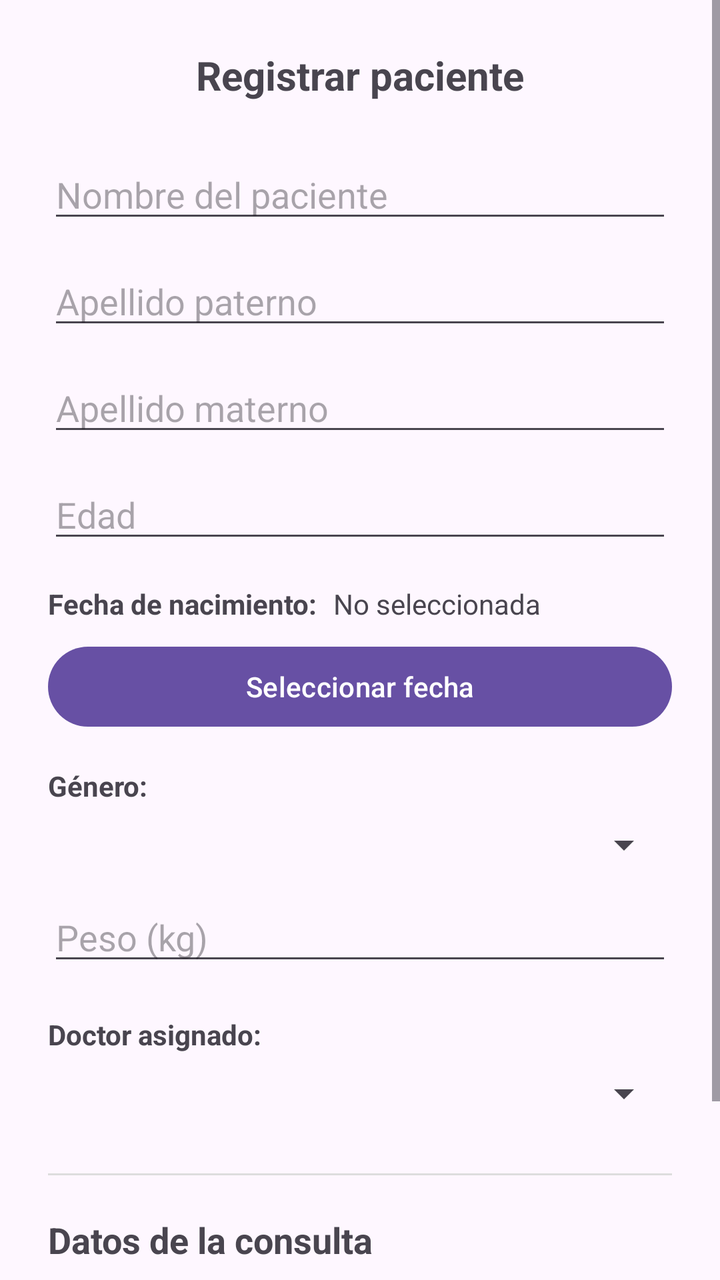
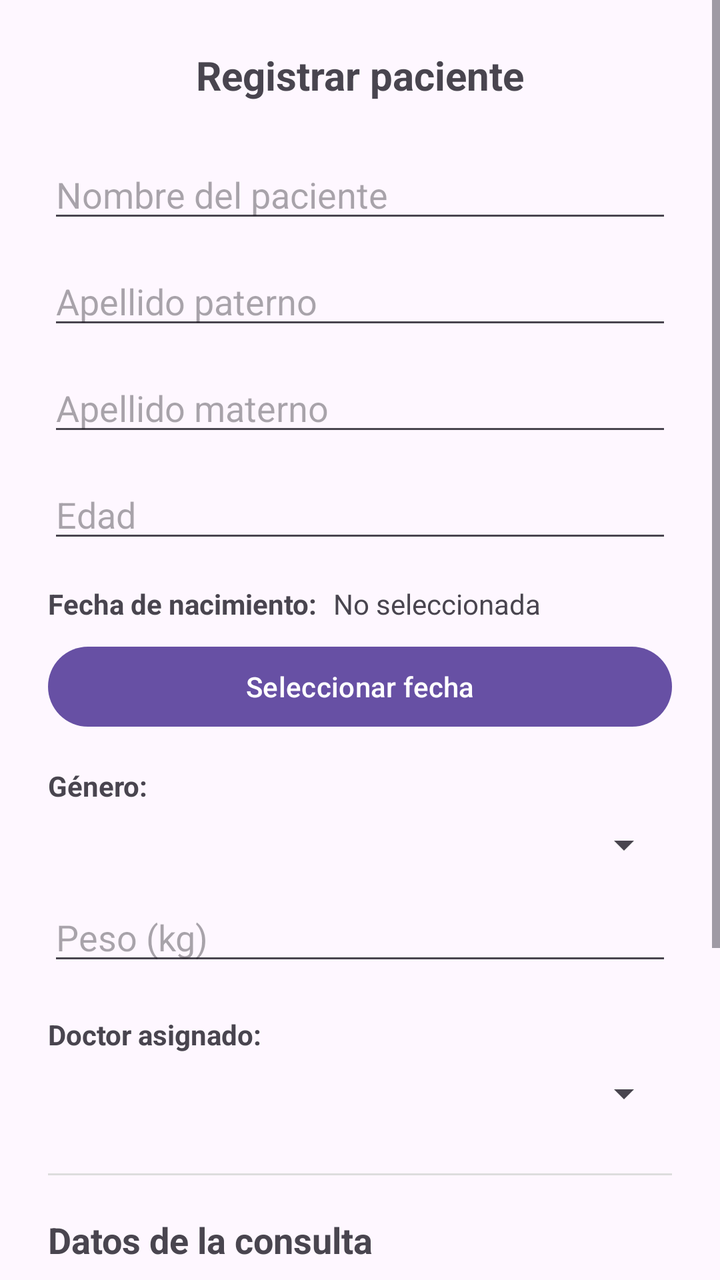

Compare the two renders of this Android layout. The source of the first and the diff that turns it into the second are given below.
<!-- AndroidManifest.xml: application theme Theme.ProyectoTheProyect -->
<!-- res/layout/activity_guardar_paciente.xml -->
<?xml version="1.0" encoding="utf-8"?>
<ScrollView
    xmlns:android="http://schemas.android.com/apk/res/android"
    xmlns:app="http://schemas.android.com/apk/res-auto"
    xmlns:tools="http://schemas.android.com/tools"
    android:id="@+id/main"
    android:layout_width="match_parent"
    android:layout_height="match_parent"
    android:fillViewport="true">

    <androidx.constraintlayout.widget.ConstraintLayout
        android:layout_width="match_parent"
        android:layout_height="wrap_content"
        android:padding="24dp"
        tools:context=".GuardarPacienteActivity">

        <TextView
            android:id="@+id/tvTituloPaciente"
            android:layout_width="wrap_content"
            android:layout_height="wrap_content"
            android:text="Registrar paciente"
            android:textSize="20sp"
            android:textStyle="bold"
            app:layout_constraintTop_toTopOf="parent"
            app:layout_constraintStart_toStartOf="parent"
            app:layout_constraintEnd_toEndOf="parent" />

        <EditText
            android:id="@+id/etNombrePaciente"
            android:layout_width="0dp"
            android:layout_height="wrap_content"
            android:hint="Nombre del paciente"
            android:inputType="textPersonName"
            app:layout_constraintTop_toBottomOf="@id/tvTituloPaciente"
            app:layout_constraintStart_toStartOf="parent"
            app:layout_constraintEnd_toEndOf="parent"
            android:layout_marginTop="24dp" />

        <EditText
            android:id="@+id/etApellidoPaterno"
            android:layout_width="0dp"
            android:layout_height="wrap_content"
            android:hint="Apellido paterno"
            android:inputType="textPersonName"
            app:layout_constraintTop_toBottomOf="@id/etNombrePaciente"
            app:layout_constraintStart_toStartOf="parent"
            app:layout_constraintEnd_toEndOf="parent"
            android:layout_marginTop="12dp" />

        
        <EditText
            android:id="@+id/etApellidoMaterno"
            android:layout_width="0dp"
            android:layout_height="wrap_content"
            android:hint="Apellido materno"
            android:inputType="textPersonName"
            app:layout_constraintTop_toBottomOf="@id/etApellidoPaterno"
            app:layout_constraintStart_toStartOf="parent"
            app:layout_constraintEnd_toEndOf="parent"
            android:layout_marginTop="12dp" />

        <EditText
            android:id="@+id/etEdadPaciente"
            android:layout_width="0dp"
            android:layout_height="wrap_content"
            android:hint="Edad"
            android:inputType="number"
            app:layout_constraintTop_toBottomOf="@id/etApellidoMaterno"
            app:layout_constraintStart_toStartOf="parent"
            app:layout_constraintEnd_toEndOf="parent"
            android:layout_marginTop="12dp" />

        
        <TextView
            android:id="@+id/lblFechaNacimiento"
            android:layout_width="wrap_content"
            android:layout_height="wrap_content"
            android:text="Fecha de nacimiento:"
            android:textStyle="bold"
            app:layout_constraintTop_toBottomOf="@id/etEdadPaciente"
            app:layout_constraintStart_toStartOf="parent"
            android:layout_marginTop="16dp" />

        <TextView
            android:id="@+id/tvFechaNacimiento"
            android:layout_width="0dp"
            android:layout_height="wrap_content"
            android:text="No seleccionada"
            app:layout_constraintTop_toTopOf="@id/lblFechaNacimiento"
            app:layout_constraintStart_toEndOf="@id/lblFechaNacimiento"
            app:layout_constraintEnd_toEndOf="parent"
            android:layout_marginStart="8dp" />

        <Button
            android:id="@+id/btnSeleccionarFechaNacimiento"
            android:layout_width="0dp"
            android:layout_height="wrap_content"
            android:text="Seleccionar fecha"
            app:layout_constraintTop_toBottomOf="@id/lblFechaNacimiento"
            app:layout_constraintStart_toStartOf="parent"
            app:layout_constraintEnd_toEndOf="parent"
            android:layout_marginTop="8dp" />

        
        <TextView
            android:id="@+id/lblGenero"
            android:layout_width="wrap_content"
            android:layout_height="wrap_content"
            android:text="Género:"
            android:textStyle="bold"
            app:layout_constraintTop_toBottomOf="@id/btnSeleccionarFechaNacimiento"
            app:layout_constraintStart_toStartOf="parent"
            android:layout_marginTop="16dp" />

        <Spinner
            android:id="@+id/spinnerGenero"
            android:layout_width="0dp"
            android:layout_height="wrap_content"
            app:layout_constraintTop_toBottomOf="@id/lblGenero"
            app:layout_constraintStart_toStartOf="parent"
            app:layout_constraintEnd_toEndOf="parent"
            android:layout_marginTop="8dp" />

        
        <EditText
            android:id="@+id/etPeso"
            android:layout_width="0dp"
            android:layout_height="wrap_content"
            android:hint="Peso (kg)"
            android:inputType="numberDecimal"
            app:layout_constraintTop_toBottomOf="@id/spinnerGenero"
            app:layout_constraintStart_toStartOf="parent"
            app:layout_constraintEnd_toEndOf="parent"
            android:layout_marginTop="12dp" />

        <TextView
            android:id="@+id/lblDoctor"
            android:layout_width="wrap_content"
            android:layout_height="wrap_content"
            android:text="Doctor asignado:"
            android:textStyle="bold"
            app:layout_constraintTop_toBottomOf="@id/etPeso"
            app:layout_constraintStart_toStartOf="parent"
            android:layout_marginTop="20dp" />

        <Spinner
            android:id="@+id/spinnerDoctor"
            android:layout_width="0dp"
            android:layout_height="wrap_content"
            app:layout_constraintTop_toBottomOf="@id/lblDoctor"
            app:layout_constraintStart_toStartOf="parent"
            app:layout_constraintEnd_toEndOf="parent"
            android:layout_marginTop="8dp" />

        <View
            android:id="@+id/divider1"
            android:layout_width="0dp"
            android:layout_height="1dp"
            android:background="#DDDDDD"
            app:layout_constraintTop_toBottomOf="@id/spinnerDoctor"
            app:layout_constraintStart_toStartOf="parent"
            app:layout_constraintEnd_toEndOf="parent"
            android:layout_marginTop="28dp" />

        <TextView
            android:id="@+id/tvTituloConsulta"
            android:layout_width="wrap_content"
            android:layout_height="wrap_content"
            android:text="Datos de la consulta"
            android:textSize="18sp"
            android:textStyle="bold"
            app:layout_constraintTop_toBottomOf="@id/divider1"
            app:layout_constraintStart_toStartOf="parent"
            android:layout_marginTop="20dp" />

        <FrameLayout
            android:id="@+id/frameConsulta"
            android:layout_width="0dp"
            android:layout_height="wrap_content"
            app:layout_constraintTop_toBottomOf="@id/tvTituloConsulta"
            app:layout_constraintStart_toStartOf="parent"
            app:layout_constraintEnd_toEndOf="parent"
            android:layout_marginTop="12dp" />

        <Button
            android:id="@+id/btnGuardarPaciente"
            android:layout_width="0dp"
            android:layout_height="wrap_content"
            android:text="Guardar paciente y consulta"
            app:layout_constraintTop_toBottomOf="@id/frameConsulta"
            app:layout_constraintStart_toStartOf="parent"
            app:layout_constraintEnd_toEndOf="parent"
            android:layout_marginTop="28dp"
            android:layout_marginBottom="24dp" />

    </androidx.constraintlayout.widget.ConstraintLayout>
</ScrollView>
<!-- resources referenced by this layout -->
<resources>
  <style name="Theme.ProyectoTheProyect" parent="Base.Theme.ProyectoTheProyect" />
  <style name="Base.Theme.ProyectoTheProyect" parent="Theme.Material3.DayNight.NoActionBar">
          
          
      </style>
</resources>

<!-- the commit's change to res/layout/activity_guardar_paciente.xml (unified diff, before → after) -->
@@ -190,7 +190,27 @@
             app:layout_constraintTop_toBottomOf="@id/frameConsulta"
             app:layout_constraintStart_toStartOf="parent"
             app:layout_constraintEnd_toEndOf="parent"
-            android:layout_marginTop="28dp"
+            android:layout_marginTop="28dp" />
+
+        <Button
+            android:id="@+id/btnVolverLocalizacion"
+            android:layout_width="0dp"
+            android:layout_height="wrap_content"
+            android:text="Regresar a Localización"
+            app:layout_constraintTop_toBottomOf="@id/btnGuardarPaciente"
+            app:layout_constraintStart_toStartOf="parent"
+            app:layout_constraintEnd_toEndOf="parent"
+            android:layout_marginTop="12dp" />
+
+        <Button
+            android:id="@+id/btnIrVerPacientes"
+            android:layout_width="0dp"
+            android:layout_height="wrap_content"
+            android:text="Ver pacientes"
+            app:layout_constraintTop_toBottomOf="@id/btnVolverLocalizacion"
+            app:layout_constraintStart_toStartOf="parent"
+            app:layout_constraintEnd_toEndOf="parent"
+            android:layout_marginTop="12dp"
             android:layout_marginBottom="24dp" />
 
     </androidx.constraintlayout.widget.ConstraintLayout>
